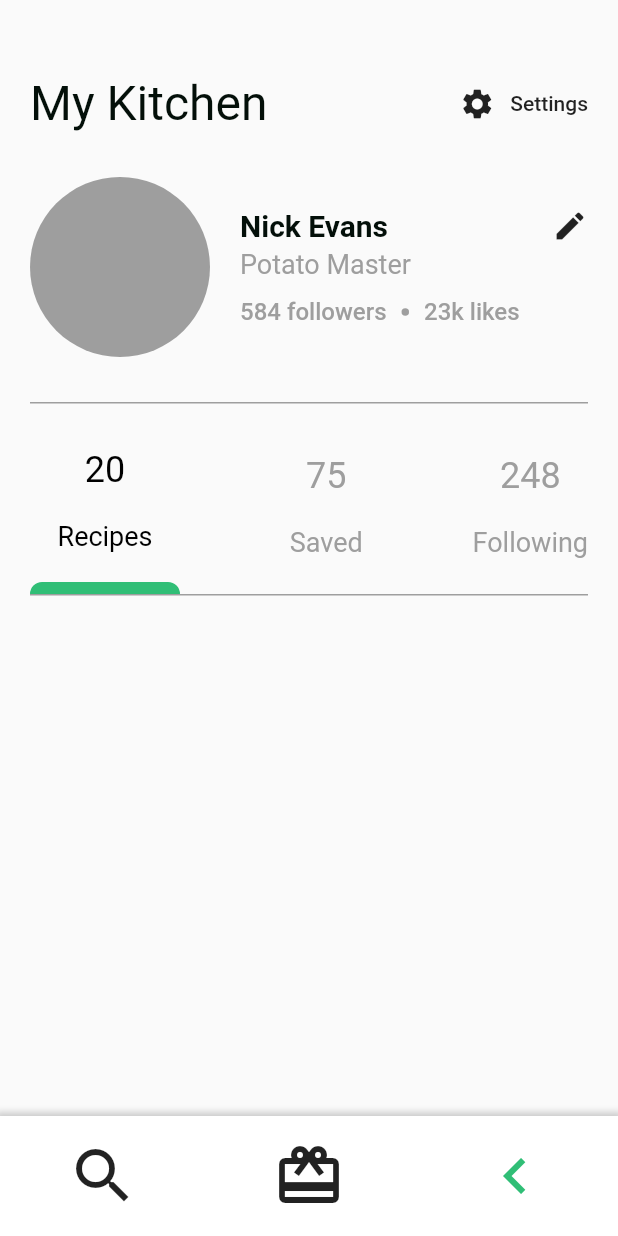
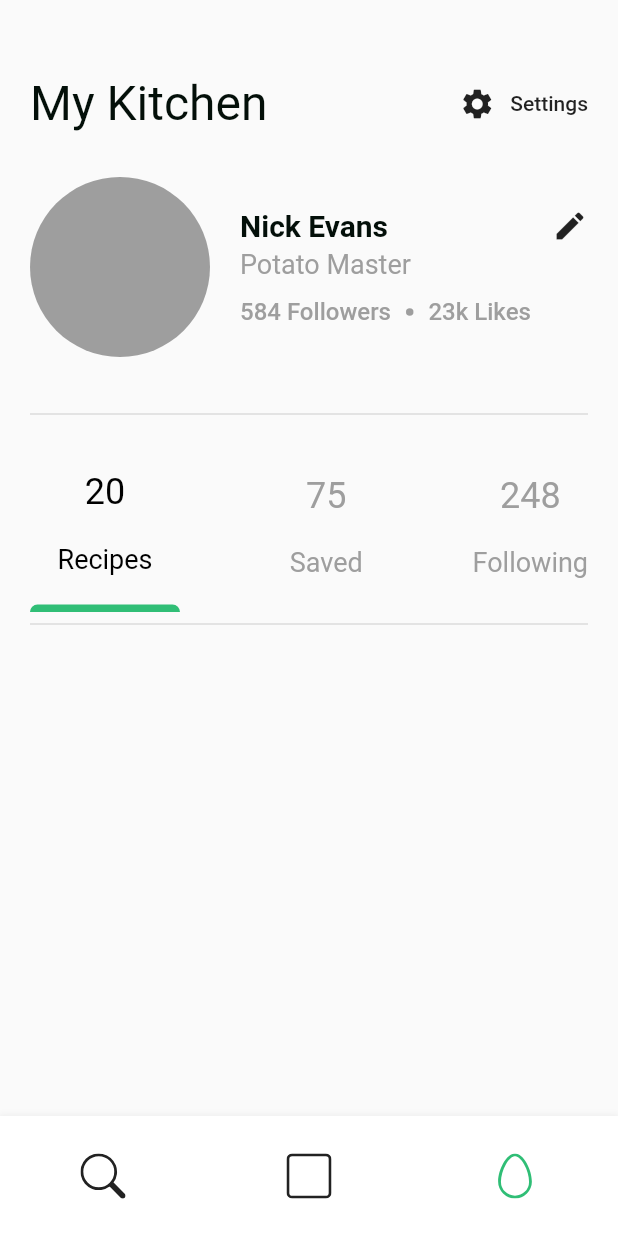
Before and after one commit to ricardodalarme/Receitas-App, a Flutter app: the ProfilePage screen opened by its route, on a phone screen of 412 x 824 dp. Run offline on Flutter 3.47's test engine with Material 2 defaults, Android fonts, the phone set to English and light mode, and no system bars; our stand-ins replace bootstrap_icons, easy_localization, get; network calls fail.

Commit message:
Ajustes e ajustado a tela de editar receita

```diff
--- a/lib/modules/edit_recipe/edit_recipe_controller.dart
+++ b/lib/modules/edit_recipe/edit_recipe_controller.dart
@@ -7,7 +7,7 @@ class EditRecipeController extends GetxController {
 
   EditRecipeController(this._httpRepository);
 
-  var categories = <Recipe>[].obs;
+  var recipe = Recipe().obs;
 
   @override
   void onInit() {
@@ -19,7 +19,7 @@ class EditRecipeController extends GetxController {
     final userId = int.parse(Get.parameters['id']!);
 
     try {
-      categories.value = await _httpRepository.getRecipe(userId);
+      recipe.value = await _httpRepository.getRecipe(userId);
     } catch (e) {
       print(e);
     }
--- a/lib/modules/profile/components/categories.dart
+++ b/lib/modules/profile/components/categories.dart
@@ -5,8 +5,12 @@ class Categories extends StatelessWidget {
   final String title;
   final bool isCurrent;
 
-  Categories(this.quantity, this.title, this.isCurrent, {Key? key})
-      : super(key: key);
+  Categories(
+    this.quantity,
+    this.title,
+    this.isCurrent, {
+    Key? key,
+  }) : super(key: key);
 
   @override
   Widget build(BuildContext context) {
@@ -31,7 +35,7 @@ class Categories extends StatelessWidget {
         Visibility(
           visible: isCurrent,
           child: Container(
-            height: 8,
+            height: 5,
             width: 100,
             decoration: BoxDecoration(
               color: Theme.of(context).primaryColor,
--- a/lib/modules/profile/profile_page.dart
+++ b/lib/modules/profile/profile_page.dart
@@ -1,3 +1,4 @@
+import 'package:bootstrap_icons/bootstrap_icons.dart';
 import 'package:desafio/localization/locale_extension.dart';
 import 'package:desafio/modules/profile/components/categories.dart';
 import 'package:desafio/modules/profile/components/food_card.dart';
@@ -18,8 +19,8 @@ class ProfilePage extends GetView<ProfileController> {
         decoration: BoxDecoration(
           boxShadow: [
             BoxShadow(
-              color: Colors.grey.withOpacity(0.5),
-              spreadRadius: 3,
+              color: Colors.grey.withOpacity(0.15),
+              spreadRadius: 1,
               blurRadius: 3,
             ),
           ],
@@ -28,15 +29,14 @@ class ProfilePage extends GetView<ProfileController> {
         child: Row(
           mainAxisAlignment: MainAxisAlignment.spaceAround,
           children: [
-            Icon(Icons.search, size: 48),
-            Icon(Icons.wallet_giftcard, size: 48),
-            Icon(Icons.chevron_left,
-                size: 48, color: Theme.of(context).primaryColor),
+            Icon(BootstrapIcons.search, size: 30),
+            Icon(BootstrapIcons.square, size: 30),
+            Icon(BootstrapIcons.egg,
+                size: 30, color: Theme.of(context).primaryColor),
           ],
         ),
       ),
       body: SingleChildScrollView(
-        child: Padding(
         padding: const EdgeInsets.fromLTRB(20, 50, 20, 10),
         child: Column(
           children: [
@@ -52,7 +52,7 @@ class ProfilePage extends GetView<ProfileController> {
                     Icon(Icons.settings),
                     SizedBox(width: 10),
                     Text(
-                        'Settings',
+                      LocaleKeys.settings.tra,
                       style: textTheme.bodyText1,
                     )
                   ],
@@ -94,7 +94,7 @@ class ProfilePage extends GetView<ProfileController> {
                       Row(
                         children: [
                           Text(
-                              '584 followers',
+                            '584 ${LocaleKeys.followers.tra}',
                             style: TextStyle(
                               color: Colors.grey,
                               fontSize: 16,
@@ -112,7 +112,7 @@ class ProfilePage extends GetView<ProfileController> {
                           ),
                           SizedBox(width: 10),
                           Text(
-                              '23k likes',
+                            '23k ${LocaleKeys.likes.tra}',
                             style: TextStyle(
                               color: Colors.grey,
                               fontSize: 16,
@@ -127,23 +127,17 @@ class ProfilePage extends GetView<ProfileController> {
               ],
             ),
             SizedBox(height: 30),
-              Container(
-                height: 1,
-                color: Colors.grey,
-              ),
+            Divider(),
             SizedBox(height: 30),
             Row(
               mainAxisAlignment: MainAxisAlignment.spaceBetween,
               children: [
-                  Categories(20, 'Recipes', true),
-                  Categories(75, 'Saved', false),
-                  Categories(248, 'Following', false),
+                Categories(20, LocaleKeys.recipes.tra, true),
+                Categories(75, LocaleKeys.saved.tra, false),
+                Categories(248, LocaleKeys.following.tra, false),
               ],
             ),
-              Container(
-                height: 1,
-                color: Colors.grey,
-              ),
+            Divider(),
             SizedBox(height: 30),
             Obx(() {
               final categories = controller.categories;
@@ -151,19 +145,22 @@ class ProfilePage extends GetView<ProfileController> {
               return GridView.builder(
                 shrinkWrap: true,
                 physics: NeverScrollableScrollPhysics(),
-                  padding: EdgeInsets.all(0),
+                padding: EdgeInsets.zero,
                 itemCount: categories.length,
                 itemBuilder: (BuildContext context, int index) {
                   return FoodCard(categories[index]);
                 },
                 gridDelegate: SliverGridDelegateWithFixedCrossAxisCount(
-                      crossAxisCount: 2),
+                  crossAxisCount: 2,
+                  childAspectRatio: 1.5,
+                  crossAxisSpacing: 20,
+                  mainAxisSpacing: 20,
+                ),
               );
             })
           ],
         ),
       ),
-      ),
     );
   }
 }
--- a/lib/modules/recipes/components/recipe_card.dart
+++ b/lib/modules/recipes/components/recipe_card.dart
@@ -48,7 +48,7 @@ class RecipeCard extends StatelessWidget {
                     topRight: Radius.circular(10),
                   ),
                   child: Image.network(
-                    recipe.coverPhoto,
+                    recipe.coverPhoto!,
                     height: 150,
                     fit: BoxFit.cover,
                   )),
@@ -58,7 +58,7 @@ class RecipeCard extends StatelessWidget {
                   crossAxisAlignment: CrossAxisAlignment.start,
                   children: [
                     Text(
-                      recipe.name,
+                      recipe.name!,
                       style: textTheme.headline5,
                     ),
                     SizedBox(height: 15),
@@ -71,7 +71,7 @@ class RecipeCard extends StatelessWidget {
                               '+- ${recipe.servingTime} min',
                             ),
                             SizedBox(width: 15),
-                            Text('${recipe.ingredientsId.length} ingredients'),
+                            Text('${recipe.ingredientsId!.length} ingredients'),
                           ],
                         ),
                         Container(
```
Also changed, not shown: db.json (+200 -41 lines), lib/data/models/recipe_model.dart (+20 -20 lines), lib/data/repositories/edit_recipe_repository.dart (+4 -9 lines), lib/modules/edit_recipe/edit_recipe_page.dart (+19 -10 lines), lib/modules/profile/components/food_card.dart (+23 -16 lines), lib/modules/recipes/recipes_page.dart (+15 -0 lines). Lines whose indentation alone changed are shown as unchanged.
